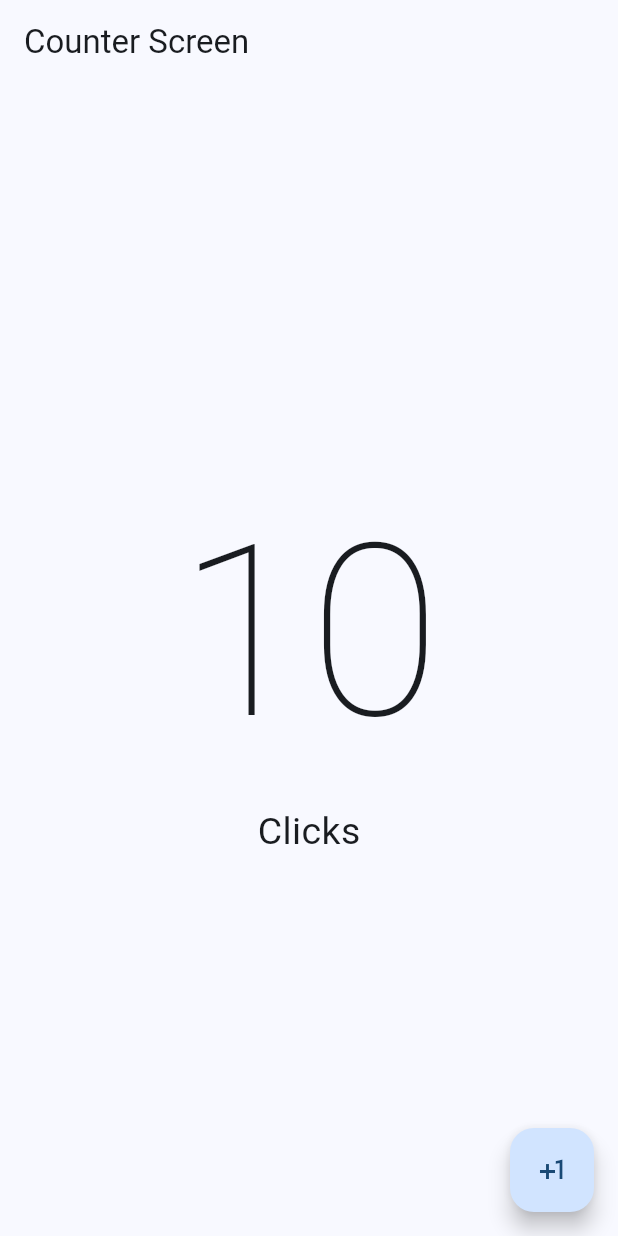
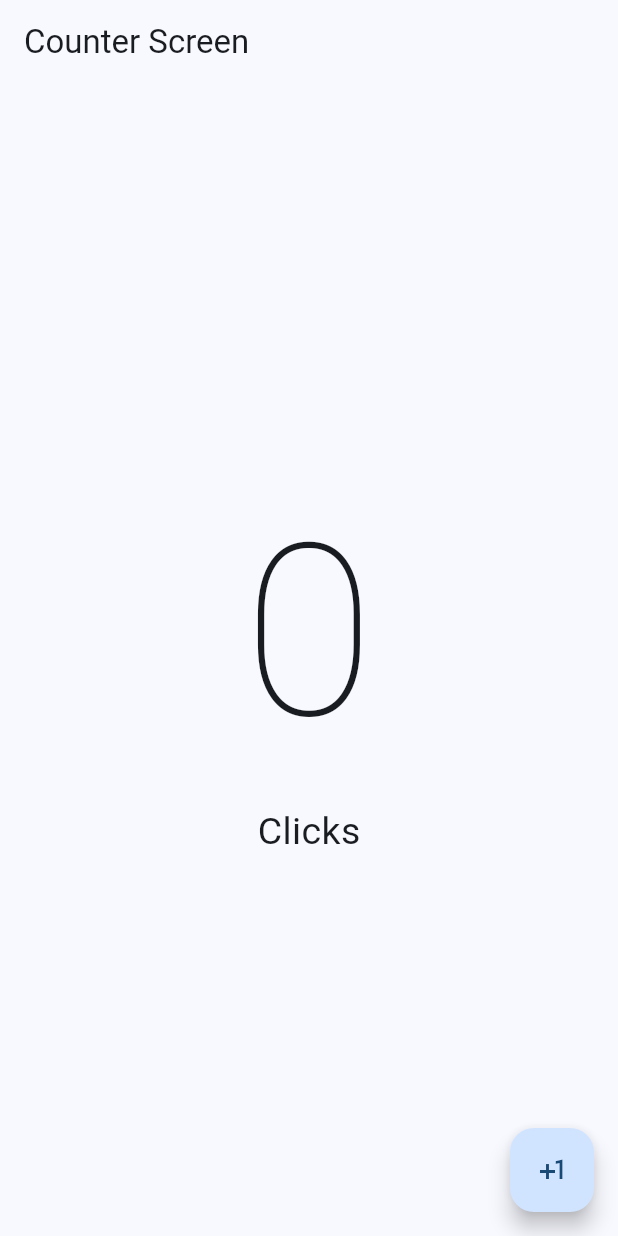
Before and after one commit to harold2tg/primerospasosflutter, a Flutter app: the screen it shows after launch, on a phone screen of 412 x 824 dp. Run offline on Flutter 3.47's test engine with Material 2 defaults, Android fonts, the light colour scheme and no system bars.

Commit message:
Cambiar el estado de la aplicación

```diff
--- a/lib/presentation/screens/counters/counter_screen.dart
+++ b/lib/presentation/screens/counters/counter_screen.dart
@@ -1,7 +1,14 @@
 import 'package:flutter/material.dart';
 
-class CounterScreen extends StatelessWidget {
+class CounterScreen extends StatefulWidget {
   const CounterScreen({super.key});
+
+  @override
+  State<CounterScreen> createState() => _CounterScreenState();
+}
+
+class _CounterScreenState extends State<CounterScreen> {
+  int clickCounter = 0;
 
   @override
   Widget build(BuildContext context) {
@@ -12,17 +19,19 @@ class CounterScreen extends StatelessWidget {
       body: Center(
         child: Column(
           mainAxisAlignment: MainAxisAlignment.center,
-          children: const [
-            Text(
-              '10',
-              style: TextStyle(fontSize: 160, fontWeight: FontWeight.w100),
-            ),
-            Text('Clicks', style: TextStyle(fontSize: 25))
+          children: [
+            Text('$clickCounter',
+                style: const TextStyle(
+                    fontSize: 160, fontWeight: FontWeight.w100)),
+            const Text('Clicks', style: TextStyle(fontSize: 25))
           ],
         ),
       ),
       floatingActionButton: FloatingActionButton(
-        onPressed: () {},
+        onPressed: () {
+          clickCounter++;
+          setState(() {});
+        },
         child: const Icon(Icons.plus_one),
       ),
     );
```
